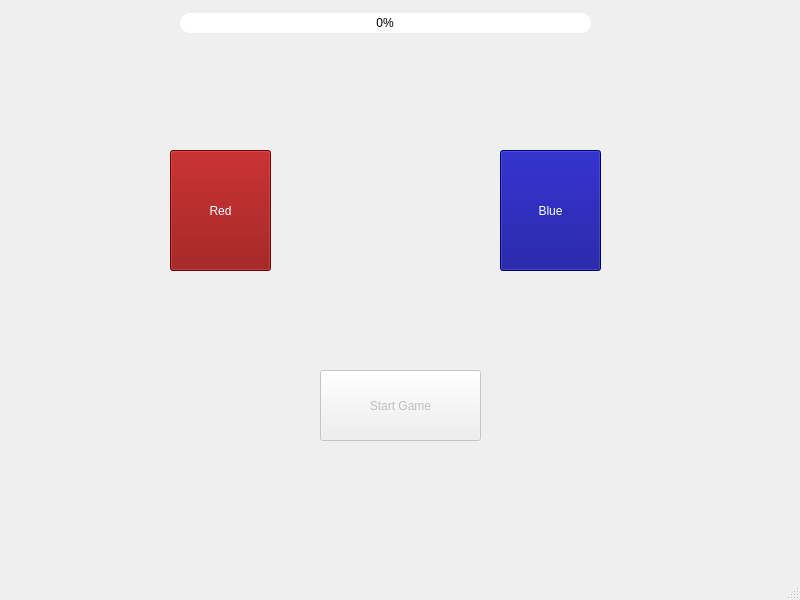
The window that Assignment6/mainwindow.ui (aishug18/SimonSaysGame) describes before a commit, drawn with Qt 5.
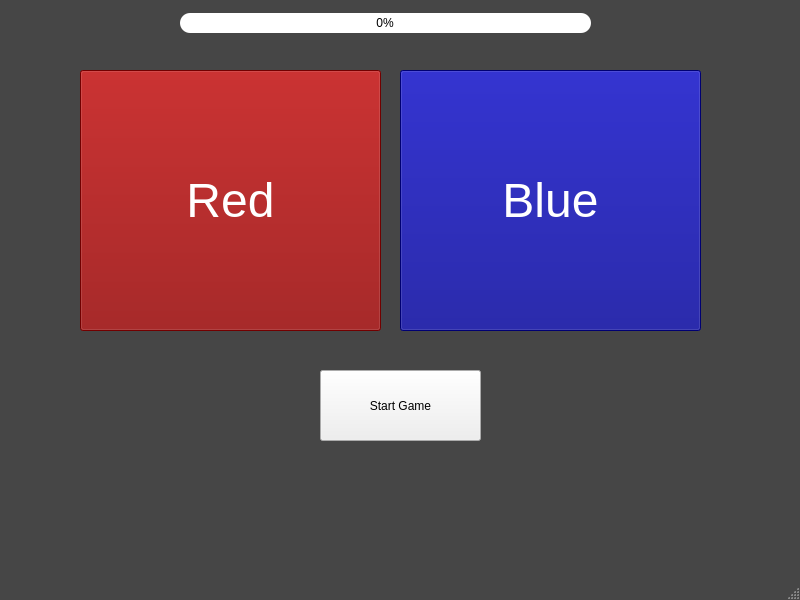
The same window after the commit.

Commit message:
Fixed start button
fixed start button

```diff
--- a/Assignment6/mainwindow.ui
+++ b/Assignment6/mainwindow.ui
@@ -3,7 +3,7 @@
  <class>MainWindow</class>
  <widget class="QMainWindow" name="MainWindow">
   <property name="enabled">
-   <bool>false</bool>
+   <bool>true</bool>
   </property>
   <property name="geometry">
    <rect>
@@ -16,6 +16,11 @@
   <property name="windowTitle">
    <string>MainWindow</string>
   </property>
+  <property name="styleSheet">
+   <string notr="true">QMainWindow{
+	background-color: rgb(70, 70, 70);
+}</string>
+  </property>
   <widget class="QWidget" name="centralwidget">
    <widget class="QPushButton" name="redPushButton">
     <property name="enabled">
@@ -23,12 +28,17 @@
     </property>
     <property name="geometry">
      <rect>
-      <x>170</x>
-      <y>150</y>
-      <width>101</width>
-      <height>121</height>
+      <x>80</x>
+      <y>70</y>
+      <width>301</width>
+      <height>261</height>
      </rect>
     </property>
+    <property name="font">
+     <font>
+      <pointsize>36</pointsize>
+     </font>
+    </property>
     <property name="styleSheet">
      <string notr="true">QPushButton {
 	background-color: darkRed; 
@@ -45,12 +55,17 @@
     </property>
     <property name="geometry">
      <rect>
-      <x>500</x>
-      <y>150</y>
-      <width>101</width>
-      <height>121</height>
+      <x>400</x>
+      <y>70</y>
+      <width>301</width>
+      <height>261</height>
      </rect>
     </property>
+    <property name="font">
+     <font>
+      <pointsize>36</pointsize>
+     </font>
+    </property>
     <property name="styleSheet">
      <string notr="true">QPushButton {
     background-color: darkBlue;
@@ -135,7 +150,7 @@
    </widget>
    <widget class="QPushButton" name="startPushButton">
     <property name="enabled">
-     <bool>false</bool>
+     <bool>true</bool>
     </property>
     <property name="geometry">
      <rect>
```
Left out of the diff: 2 changed lines with no effect on the pictures. The commit also changes 5 other files.
